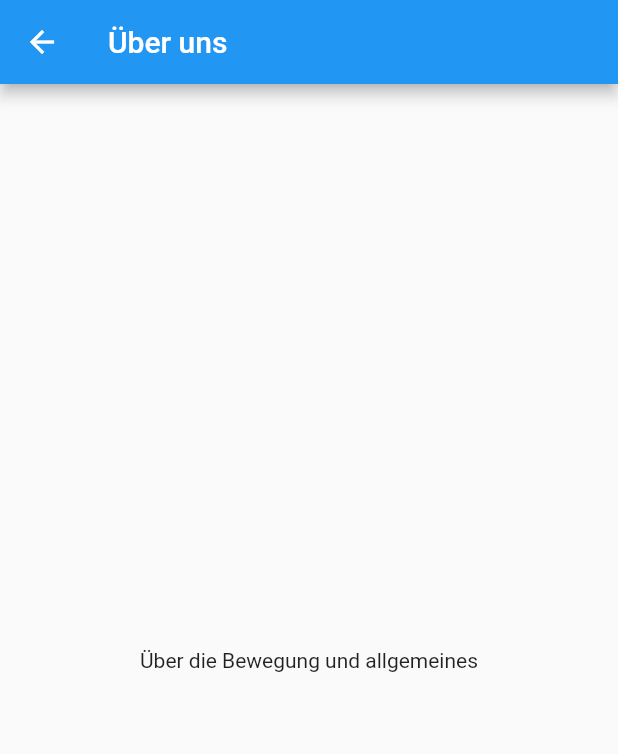
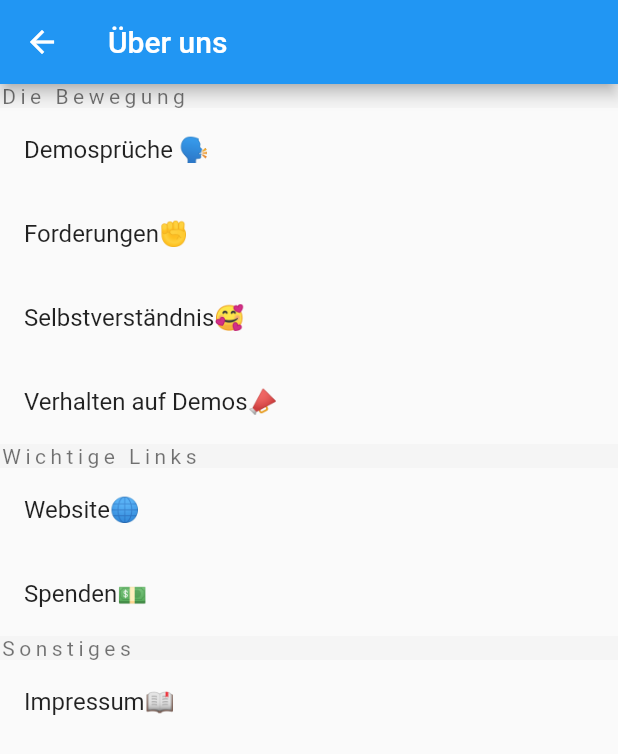
Before and after one commit to AppFridaysForFutureDE/frontend, a Flutter app: the AboutPage screen opened directly, on a phone screen of 412 x 824 dp. Shown: the top 754 px of the screen. Run offline on Flutter 3.47's test engine with Material 2 defaults, Android fonts, the phone set to English and light mode, and no system bars; our stand-ins replace material_design_icons_flutter; generated files the repository leaves out were written again; network calls fail.

Commit message:
Added the about us Page. And the SubPages of the about us Page

```diff
--- a/lib/page/about/about.dart
+++ b/lib/page/about/about.dart
@@ -1,4 +1,9 @@
 import 'package:app/app.dart';
+import 'package:app/page/about/about-subpage/demo.dart';
+import 'package:app/page/about/about-subpage/forderungen.dart';
+import 'package:app/page/about/about-subpage/impressum.dart';
+import 'package:app/page/about/about-subpage/selbstvertaendnis.dart';
+import 'package:app/page/about/about-subpage/verhalten.dart';
 
 class AboutPage extends StatefulWidget {
   @override
@@ -6,6 +11,11 @@ class AboutPage extends StatefulWidget {
 }
 
 class _AboutPageState extends State<AboutPage> {
+  final TextStyle _styleSubHeading =  TextStyle(
+    letterSpacing: 3,
+    color: Colors.black54,
+  );
+  final Color _colorSubHeadingBackground = Colors.grey[100];
   @override
   Widget build(BuildContext context) {
     return Scaffold(
@@ -13,9 +23,85 @@ class _AboutPageState extends State<AboutPage> {
         title: Text('Über uns'),
       ),
       body: Center(
-        child: Text(
-          'Über die Bewegung und allgemeines',
+        child: ListView(
+          children: <Widget>[
+            Material(
+              color: _colorSubHeadingBackground,
+              child: Text(
+                'Die Bewegung',
+                style: _styleSubHeading,
+              ),
+            ),
+            ListTile(
+              title: Text('Demosprüche 🗣'),
+              onTap: () {
+                Navigator.push(
+                  context,
+                  MaterialPageRoute(builder: (context) => DemoPage()),
+                );
+              },
+            ),
+            ListTile(
+              title: Text('Forderungen✊'),
+              onTap: () {
+                Navigator.push(
+                  context,
+                  MaterialPageRoute(builder: (context) => ForderungenPage()),
+                );
+              },
+            ),
+            ListTile(
+              title: Text('Selbstverständnis🥰'),
+              onTap: () {
+                Navigator.push(
+                  context,
+                  MaterialPageRoute(builder: (context) => SelbstvertaendnisPage()),
+                );
+              },
+            ),
+            ListTile(
+              title: Text('Verhalten auf Demos📣'),
+              onTap: () {
+                Navigator.push(
+                  context,
+                  MaterialPageRoute(builder: (context) => VerhaltenPage()),
+                );
+              },
+            ),
+            Material(
+              color: _colorSubHeadingBackground,
+              child: Text(
+                'Wichtige Links',
+                style: _styleSubHeading,
+              ),
+            ),
+
+            ListTile(
+              title: Text('Website🌐'),
+            ),
+            ListTile(
+              title: Text('Spenden💵'),
+            ),
+            Material(
+              color: _colorSubHeadingBackground,
+              child: Text(
+                'Sonstiges',
+                style: _styleSubHeading,
+              ),
+            ),
+            ListTile(
+              title: Text('Impressum📖'),
+              onTap: () {
+                Navigator.push(
+                  context,
+                  MaterialPageRoute(builder: (context) => ImpressumPage()),
+                );
+              },
+            ),
+
+          ],
         ),
+
       ),
     );
   }
```
Also changed, not shown: lib/page/about/about-subpage/demo.dart (added, +16 -0 lines), lib/page/about/about-subpage/forderungen.dart (added, +16 -0 lines), lib/page/about/about-subpage/impressum.dart (added, +16 -0 lines), lib/page/about/about-subpage/selbstvertaendnis.dart (added, +16 -0 lines), lib/page/about/about-subpage/verhalten.dart (added, +16 -0 lines).
